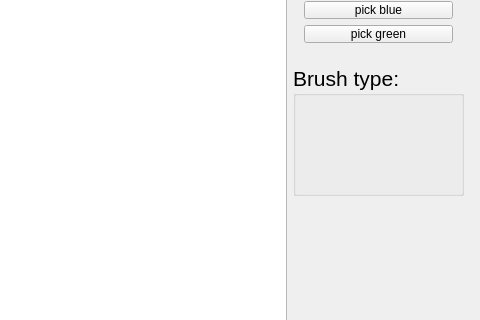
First picture: the form in TryWaterColor/mainwindow.ui, repository reijo1337/Watercolor, before the edit; both pictures show x 747 to 1227 and y 125 to 445 of the 1227 by 788 pixel window.
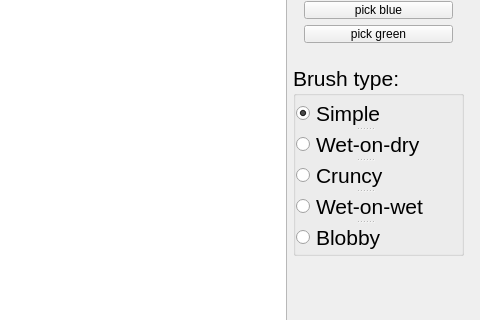
Second picture: the form after the edit.

Commit message: Added abillity to change brush type in GUI. Splats got 128 vertices now (i need OpenMP for this now).

Patch:
```diff
--- a/TryWaterColor/mainwindow.ui
+++ b/TryWaterColor/mainwindow.ui
@@ -129,7 +129,7 @@
       <x>1040</x>
       <y>190</y>
       <width>171</width>
-      <height>131</height>
+      <height>191</height>
      </rect>
     </property>
     <property name="font">
@@ -140,6 +140,47 @@
     <property name="title">
      <string>Brush type:</string>
     </property>
+    <widget class="QSplitter" name="splitter">
+     <property name="geometry">
+      <rect>
+       <x>3</x>
+       <y>35</y>
+       <width>138</width>
+       <height>150</height>
+      </rect>
+     </property>
+     <property name="orientation">
+      <enum>Qt::Vertical</enum>
+     </property>
+     <widget class="QRadioButton" name="simpleChoice">
+      <property name="text">
+       <string>Simple</string>
+      </property>
+      <property name="checked">
+       <bool>true</bool>
+      </property>
+     </widget>
+     <widget class="QRadioButton" name="wetOnDryCoice">
+      <property name="text">
+       <string>Wet-on-dry</string>
+      </property>
+     </widget>
+     <widget class="QRadioButton" name="cruncyChoice">
+      <property name="text">
+       <string>Cruncy</string>
+      </property>
+     </widget>
+     <widget class="QRadioButton" name="wetOnWetChoice">
+      <property name="text">
+       <string>Wet-on-wet</string>
+      </property>
+     </widget>
+     <widget class="QRadioButton" name="blobbChoice">
+      <property name="text">
+       <string>Blobby</string>
+      </property>
+     </widget>
+    </widget>
    </widget>
   </widget>
  </widget>
```
The commit also changes 7 other files.
